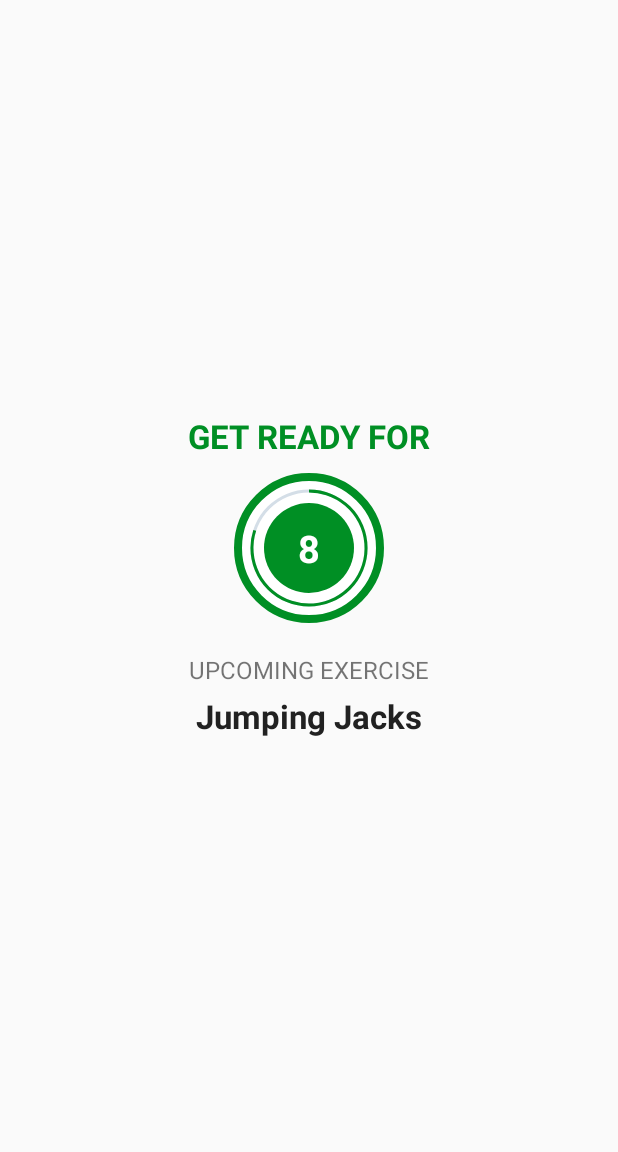
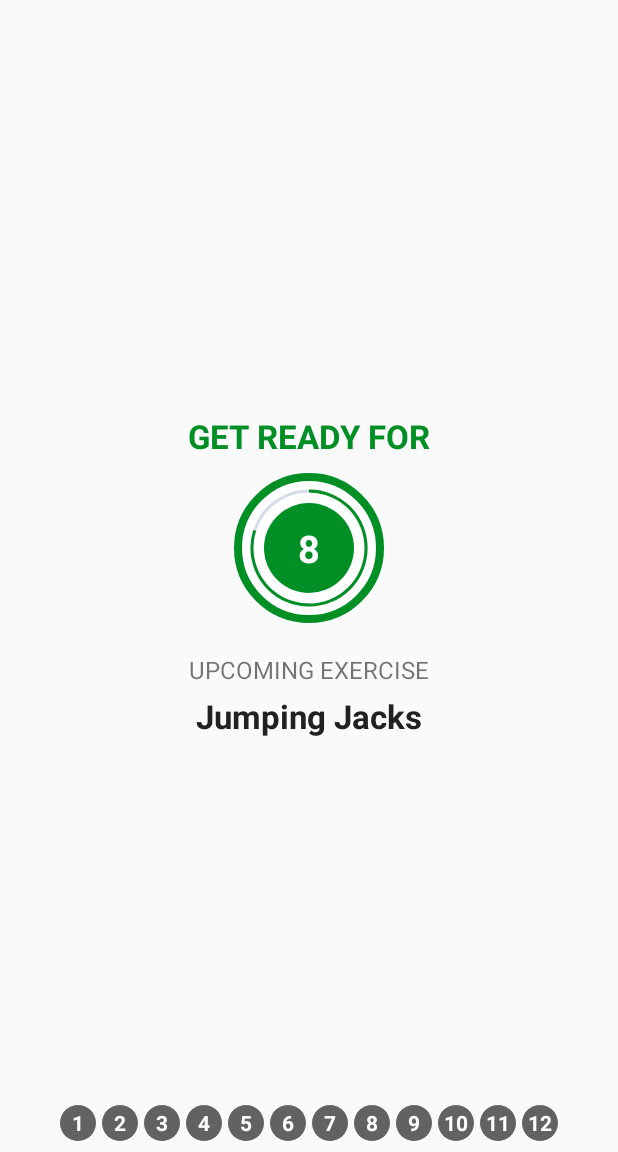
Before and after one commit to lazyCodes7/7-Min-Workout, an Android app: the ExerciseActivity screen opened directly, with no data from a screen before it, on a phone screen of 412 x 824 dp, the part 84-1236 px from its top. Run offline under Robolectric (Android 15) with nearby library versions, the phone set to English and light mode, and no system bars.

Commit message:
Added Recycler View for the list of exercises Based on the exercise going it will turn that circle to the specific color and others in a common gray.

```diff
--- a/7 MIn Workout/app/src/main/java/com/sevenminuteworkout/ExerciseActivity.kt
+++ b/7 MIn Workout/app/src/main/java/com/sevenminuteworkout/ExerciseActivity.kt
@@ -8,6 +8,7 @@ import android.speech.tts.TextToSpeech
 import android.view.View
 import android.widget.Toast
 import androidx.appcompat.app.AppCompatActivity
+import androidx.recyclerview.widget.LinearLayoutManager
 import kotlinx.android.synthetic.main.activity_exercise.*
 
 //TODO(Step 1 - Add an ExerciseActivity.)-->
@@ -20,6 +21,7 @@ class ExerciseActivity : AppCompatActivity(),TextToSpeech.OnInitListener {
     private var exerciseList : ArrayList<ExerciseModel>? = null
     private var currentExercisePosition = -1
     private var player: MediaPlayer? = null
+    private var excerciseStatus: ExerciseViewAdapter?=null
     override fun onCreate(savedInstanceState: Bundle?) {
         super.onCreate(savedInstanceState)
         setContentView(R.layout.activity_exercise)
@@ -35,7 +37,7 @@ class ExerciseActivity : AppCompatActivity(),TextToSpeech.OnInitListener {
 
         exerciseList = Constants.defaultExerciseList()
         setupRestView()
-
+        setUpExerciseStatusRecyclerView()
         //END
     }
 
@@ -76,7 +78,8 @@ class ExerciseActivity : AppCompatActivity(),TextToSpeech.OnInitListener {
                 llRestView.visibility = View.GONE
                 llExerciseView.visibility=View.VISIBLE
                 currentExercisePosition++
-
+                exerciseList!![currentExercisePosition].setisSelected(true)
+                excerciseStatus.notifyDataSetChanged()
                 setupExerciseRestView()
 
             }
@@ -122,7 +125,10 @@ class ExerciseActivity : AppCompatActivity(),TextToSpeech.OnInitListener {
 
             override fun onFinish() {
                 if(currentExercisePosition< exerciseList!!.size - 1){
+                        exerciseList!![currentExercisePosition].setisSelected(false)
+                        exerciseList!![currentExercisePosition].setisCompleted(true)
                         setupRestView()
+
                 }
                 else{
                     Toast.makeText(this@ExerciseActivity,"You have finished the 7 Minute Workout",Toast.LENGTH_SHORT).show()
@@ -139,4 +145,10 @@ class ExerciseActivity : AppCompatActivity(),TextToSpeech.OnInitListener {
     private fun speakOut(text: String){
         tts!!.speak(text,TextToSpeech.QUEUE_ADD,null,"")
     }
+    private fun setUpExerciseStatusRecyclerView(){
+        rvExerciseStatus.layoutManager = LinearLayoutManager(this,LinearLayoutManager.HORIZONTAL,false)
+        excerciseStatus = exerciseList?.let { ExerciseViewAdapter(it,this) }
+        rvExerciseStatus.adapter = excerciseStatus
+
+    }
 }
--- /dev/null
+++ b/7 MIn Workout/app/src/main/java/com/sevenminuteworkout/ExerciseViewAdapter.kt
@@ -0,0 +1,42 @@
+package com.sevenminuteworkout
+
+import android.content.Context
+import android.graphics.Color
+import android.view.LayoutInflater
+import android.view.View
+import android.view.ViewGroup
+import androidx.core.content.ContextCompat
+import androidx.recyclerview.widget.RecyclerView
+import kotlinx.android.synthetic.main.exercise_timer.view.*
+
+class ExerciseViewAdapter(val items: ArrayList<ExerciseModel>,val context: Context) : RecyclerView.Adapter<ExerciseViewAdapter.ViewHolder>() {
+    class ViewHolder(view:View) : RecyclerView.ViewHolder(view){
+        val tvItem = view.tvItem
+
+    }
+
+    override fun onCreateViewHolder(parent: ViewGroup, viewType: Int): ViewHolder {
+        return ViewHolder(LayoutInflater.from(context).inflate(R.layout.exercise_timer,parent,false))
+    }
+
+    override fun getItemCount(): Int {
+        return items.size
+    }
+
+    override fun onBindViewHolder(holder: ViewHolder, position: Int) {
+        val item = items[position]
+        if(item.getisSelected()){
+            holder.tvItem.background = ContextCompat.getDrawable(context,R.drawable.item_circular_color_accent_1)
+            holder.tvItem.setTextColor(Color.parseColor("#212121"))
+        }
+        else if(item.getisCompleted()){
+            holder.tvItem.background = ContextCompat.getDrawable(context,R.drawable.item_circular_color_accent_background)
+            holder.tvItem.setTextColor(Color.WHITE)
+        }
+        else{
+            holder.tvItem.background = ContextCompat.getDrawable(context,R.drawable.item_circular_color_gray_background)
+            holder.tvItem.setTextColor(Color.WHITE)
+        }
+        holder.tvItem.text=item.getId().toString()
+    }
+}
--- /dev/null
+++ b/7 MIn Workout/app/src/main/res/drawable/item_circular_color_accent_1.xml
@@ -0,0 +1,8 @@
+<?xml version="1.0" encoding="utf-8"?>
+<shape xmlns:android="http://schemas.android.com/apk/res/android" android:shape="oval">
+    <stroke
+        android:width="0.5dp"
+        android:color="@color/colorAccent"/>
+    <solid
+        android:color="#ffffff"/>
+</shape>
--- /dev/null
+++ b/7 MIn Workout/app/src/main/res/drawable/item_circular_color_gray_background.xml
@@ -0,0 +1,7 @@
+<shape xmlns:android="http://schemas.android.com/apk/res/android" android:shape="oval">
+    <stroke
+        android:width="0.5dp"
+        android:color="#ffffff"/>
+    <solid
+        android:color ="#B2212121"/>
+</shape>
--- /dev/null
+++ b/7 MIn Workout/app/src/main/res/drawable/item_circular_grey_background.xml
@@ -0,0 +1,7 @@
+<?xml version="1.0" encoding="utf-8"?>
+<shape xmlns:android="http://schemas.android.com/apk/res/android"
+    android:shape="oval"
+    >
+    <solid android:color="#C4C4C4"></solid>
+
+</shape>
--- a/7 MIn Workout/app/src/main/res/layout/activity_exercise.xml
+++ b/7 MIn Workout/app/src/main/res/layout/activity_exercise.xml
@@ -99,6 +99,7 @@
         android:id="@+id/llExerciseView"
         android:layout_width="match_parent"
         android:layout_height="match_parent"
+        android:layout_above="@+id/rvExerciseStatus"
         android:layout_below="@id/toolbar_exercise_activity"
         android:gravity="center"
         android:orientation="vertical"
@@ -141,8 +142,8 @@
                 android:rotation="-90" />
 
             <LinearLayout
-                android:layout_width="60dp"
-                android:layout_height="60dp"
+                android:layout_width="50dp"
+                android:layout_height="50dp"
                 android:layout_gravity="center"
                 android:background="@drawable/item_circular_color_accent_background"
                 android:gravity="center">
@@ -152,11 +153,20 @@
                     android:layout_width="wrap_content"
                     android:layout_height="wrap_content"
                     android:textColor="#FFFFFF"
-                    android:textSize="25sp"
+                    android:textSize="20sp"
                     android:textStyle="bold"
                     tools:text="30" />
+
             </LinearLayout>
         </FrameLayout>
     </LinearLayout>
+    <androidx.recyclerview.widget.RecyclerView
+        android:layout_width="wrap_content"
+        android:layout_height="wrap_content"
+        android:layout_alignParentBottom="true"
+        android:layout_centerHorizontal="true"
+        android:layout_margin="5dp"
+        android:id="@+id/rvExerciseStatus"/>
     <!--Step 6 END-->
+
 </RelativeLayout><!--END-->
--- /dev/null
+++ b/7 MIn Workout/app/src/main/res/layout/exercise_timer.xml
@@ -0,0 +1,15 @@
+<?xml version="1.0" encoding="utf-8"?>
+<TextView xmlns:android="http://schemas.android.com/apk/res/android"
+    android:id="@+id/tvItem"
+    android:layout_width="25dp"
+    android:layout_height="25dp"
+    xmlns:tools="http://schemas.android.com/tools"
+    android:layout_margin="1dp"
+    android:gravity="center"
+    android:textColor="#212121"
+    android:textSize="14sp"
+    tools:text="1"
+    android:background="@drawable/item_circular_grey_background"
+    android:textStyle="bold">
+
+</TextView>
--- a/7 MIn Workout/app/src/main/res/values/colors.xml
+++ b/7 MIn Workout/app/src/main/res/values/colors.xml
@@ -3,4 +3,5 @@
     <color name="colorPrimary">#B2212121</color>
     <color name="colorPrimaryDark">#B2212121</color>
     <color name="colorAccent">#008F24</color>
+    <color name="colorWhite">#FFFFFF</color>
 </resources>
```
Also changed, not shown: 100 other files.
